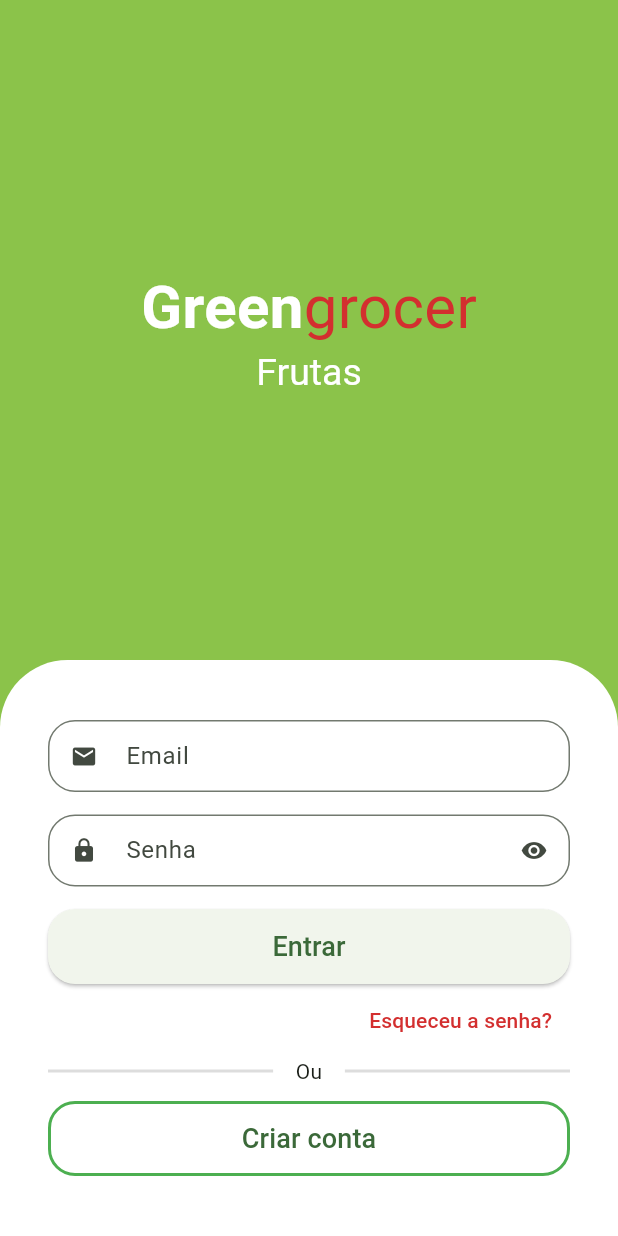
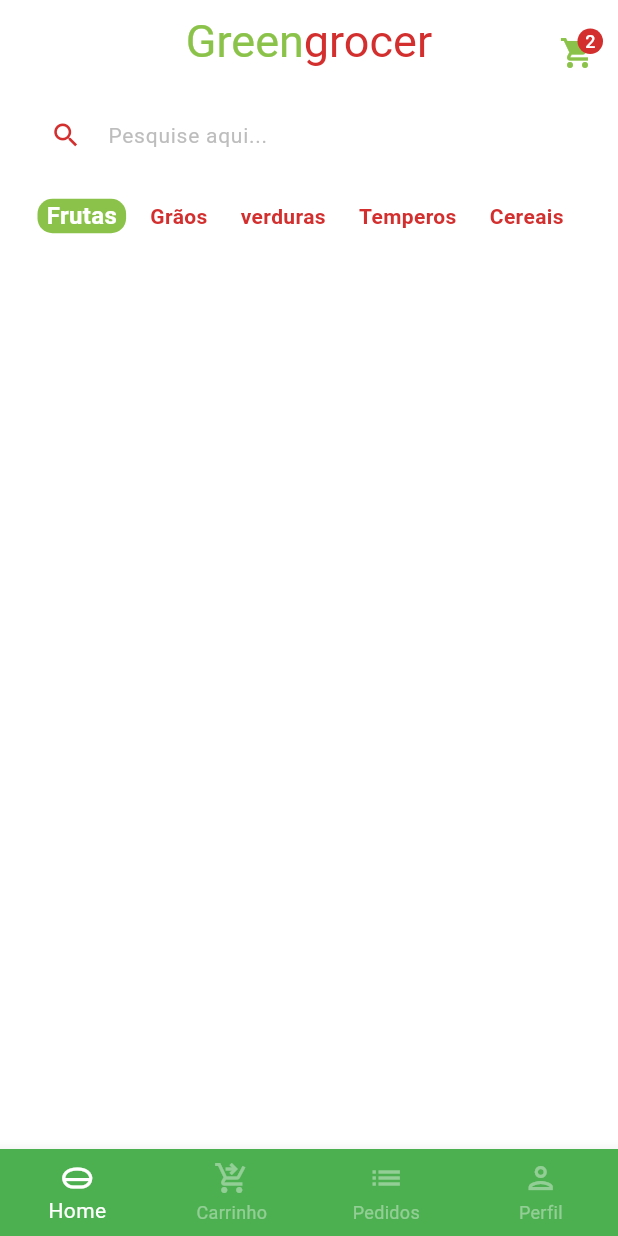
Before and after one commit to juriaCardozo/greengrocer-getx, a Flutter app: the screen it shows after launch, after a tap on "Entrar", on a phone screen of 412 x 824 dp. Run offline on Flutter 3.47's test engine with Material 2 defaults, Android fonts, the phone set to English and light mode, and no system bars; drawn by our look-alikes of animated_text_kit; our stand-ins replace mask_text_input_formatter.

Commit message:
organizando projeto e criação de mock

```diff
--- a/lib/main.dart
+++ b/lib/main.dart
@@ -1,5 +1,5 @@
 import 'package:flutter/material.dart';
-import 'package:greengrocer/src/auth/sign_in_screen.dart';
+import 'package:greengrocer/src/pages/auth/sign_in_screen.dart';
 
 void main() {
   runApp(const MyApp());
@@ -15,6 +15,7 @@ class MyApp extends StatelessWidget {
       title: 'Flutter Demo',
       theme: ThemeData(
         colorScheme: ColorScheme.fromSeed(seedColor: Colors.green),
+        scaffoldBackgroundColor: Colors.white.withAlpha(190),
         useMaterial3: true,
       ),
       home: const SignInScreen(),
--- a/lib/src/auth/sign_in_screen.dart
+++ b/lib/src/pages/auth/sign_in_screen.dart
@@ -1,7 +1,8 @@
 import 'package:animated_text_kit/animated_text_kit.dart';
 import 'package:flutter/material.dart';
-import 'package:greengrocer/src/auth/components/custom_text_field.dart';
-import 'package:greengrocer/src/auth/sign_up_screen.dart';
+import 'package:greengrocer/src/pages/auth/components/custom_text_field.dart';
+import 'package:greengrocer/src/pages/auth/sign_up_screen.dart';
+import 'package:greengrocer/src/pages/base/base_screen.dart';
 import 'package:greengrocer/src/config/custom_colors.dart';
 
 class SignInScreen extends StatelessWidget {
@@ -96,7 +97,7 @@ class SignInScreen extends StatelessWidget {
                       label: 'Senha',
                       isSecret: true,
                     ),
-                    // Botão Entra
+                    // Botão Entrar
                     SizedBox(
                       height: 50,
                       child: ElevatedButton(
@@ -105,7 +106,13 @@ class SignInScreen extends StatelessWidget {
                             borderRadius: BorderRadius.circular(18),
                           ),
                         ),
-                        onPressed: () {},
+                        onPressed: () {
+                          Navigator.of(context).pushReplacement(
+                            MaterialPageRoute(builder: (context) {
+                              return const BaseScreen();
+                            }),
+                          );
+                        },
                         child: const Text(
                           'Entrar',
                           style: TextStyle(
--- a/lib/src/auth/sign_up_screen.dart
+++ b/lib/src/pages/auth/sign_up_screen.dart
@@ -1,5 +1,5 @@
 import 'package:flutter/material.dart';
-import 'package:greengrocer/src/auth/components/custom_text_field.dart';
+import 'package:greengrocer/src/pages/auth/components/custom_text_field.dart';
 import 'package:greengrocer/src/config/custom_colors.dart';
 import 'package:mask_text_input_formatter/mask_text_input_formatter.dart';
 
@@ -118,7 +118,7 @@ class SignUpScreen extends StatelessWidget {
                       onPressed: () {
                         Navigator.of(context).pop();
                       },
-                      icon: Icon(
+                      icon: const Icon(
                         Icons.arrow_back_ios,
                         color: Colors.white,
                       ),
--- /dev/null
+++ b/lib/src/pages/base/base_screen.dart
@@ -0,0 +1,75 @@
+import 'package:flutter/material.dart';
+import 'package:greengrocer/src/pages/home/home_tab.dart';
+
+class BaseScreen extends StatefulWidget {
+  const BaseScreen({super.key});
+
+  @override
+  State<BaseScreen> createState() => _BaseScreenState();
+}
+
+class _BaseScreenState extends State<BaseScreen> {
+  int currentIndex = 0;
+  final pageController = PageController();
+
+  @override
+  Widget build(BuildContext context) {
+    return Scaffold(
+      body: PageView(
+        physics: const NeverScrollableScrollPhysics(),
+        controller: pageController,
+        children: [
+          HomeTab(),
+          Container(
+            color: Colors.red,
+          ),
+          Container(
+            color: Colors.blue,
+          ),
+          Container(
+            color: Colors.purple,
+          ),
+        ],
+      ),
+      bottomNavigationBar: BottomNavigationBar(
+        currentIndex: currentIndex,
+        onTap: (index) {
+          setState(() {
+            currentIndex = index;
+            pageController.jumpToPage(index);
+          });
+        },
+        type: BottomNavigationBarType.fixed,
+        backgroundColor: Colors.green,
+        selectedItemColor: Colors.white,
+        unselectedItemColor: Colors.white.withAlpha(100),
+        items: const [
+          BottomNavigationBarItem(
+            icon: Icon(
+              Icons.home_mini_outlined,
+            ),
+            label: 'Home',
+          ),
+          BottomNavigationBarItem(
+            icon: Icon(
+              Icons.shopping_cart_checkout_outlined,
+            ),
+            label: 'Carrinho',
+          ),
+          BottomNavigationBarItem(
+            icon: Icon(
+              Icons.list,
+            ),
+            label: 'Pedidos',
+          ),
+          BottomNavigationBarItem(
+            icon: Icon(
+              Icons.person_outlined,
+            ),
+            label: 'Perfil',
+          ),
+        ],
+      ),
+    );
+  }
+}
--- /dev/null
+++ b/lib/src/pages/home/components/category_tile.dart
@@ -0,0 +1,41 @@
+import 'package:flutter/material.dart';
+import 'package:greengrocer/src/config/custom_colors.dart';
+
+class CategoryTile extends StatelessWidget {
+  final String category;
+  final bool isSelected;
+  final VoidCallback onPressed;
+  const CategoryTile(
+      {super.key,
+      required this.category,
+      required this.isSelected,
+      required this.onPressed});
+
+  @override
+  Widget build(BuildContext context) {
+    return GestureDetector(
+      onTap: () {},
+      child: Align(
+        alignment: Alignment.center,
+        child: Container(
+          padding: EdgeInsets.symmetric(horizontal: 6),
+          decoration: BoxDecoration(
+            borderRadius: BorderRadius.circular(10),
+            color: isSelected
+                ? CustomColors.customSwatchColor
+                : Colors.transparent,
+          ),
+          child: Text(
+            category,
+            style: TextStyle(
+              color:
+                  isSelected ? Colors.white : CustomColors.customContrastColor,
+              fontSize: isSelected ? 16 : 14,
+              fontWeight: FontWeight.bold,
+            ),
+          ),
+        ),
+      ),
+    );
+  }
+}
--- /dev/null
+++ b/lib/src/pages/home/home_tab.dart
@@ -0,0 +1,129 @@
+// ignore_for_file: must_be_immutable
+
+import 'package:flutter/material.dart';
+import 'package:greengrocer/src/config/custom_colors.dart';
+import 'package:greengrocer/src/pages/home/components/category_tile.dart';
+import 'package:greengrocer/src/models/app_data.dart' as app_data;
+
+class HomeTab extends StatefulWidget {
+  const HomeTab({super.key});
+
+  @override
+  State<HomeTab> createState() => _HomeTabState();
+}
+
+class _HomeTabState extends State<HomeTab> {
+  String selectedCategory = 'Frutas';
+
+  @override
+  Widget build(BuildContext context) {
+    return Scaffold(
+      //App bar
+      appBar: AppBar(
+        backgroundColor: Colors.transparent,
+        elevation: 0,
+        centerTitle: true,
+        title: Text.rich(
+          TextSpan(
+            style: TextStyle(fontSize: 30),
+            children: [
+              TextSpan(
+                text: 'Green',
+                style: TextStyle(color: CustomColors.customSwatchColor),
+              ),
+              TextSpan(
+                text: 'grocer',
+                style: TextStyle(color: CustomColors.customContrastColor),
+              ),
+            ],
+          ),
+        ),
+        actions: [
+          Padding(
+            padding: const EdgeInsets.only(top: 15, right: 15),
+            child: GestureDetector(
+              onTap: () {},
+              child: Badge(
+                backgroundColor: CustomColors.customContrastColor,
+                label: Text(
+                  '2',
+                  style: TextStyle(
+                    color: Colors.white,
+                    fontSize: 12,
+                  ),
+                ),
+                child: Icon(
+                  Icons.shopping_cart,
+                  color: CustomColors.customSwatchColor,
+                ),
+              ),
+            ),
+          ),
+        ],
+      ),
+
+      body: Column(
+        children: [
+          // Campo de pesquisa
+          Padding(
+            padding: const EdgeInsets.symmetric(
+              horizontal: 20,
+              vertical: 10,
+            ),
+            child: TextFormField(
+              decoration: InputDecoration(
+                isDense: true,
+                hintText: 'Pesquise aqui...',
+                hintStyle: TextStyle(
+                  color: Colors.grey.shade400,
+                  fontSize: 14,
+                ),
+                prefixIcon: Icon(
+                  Icons.search,
+                  color: CustomColors.customContrastColor,
+                  size: 21,
+                ),
+                filled: true,
+                fillColor: Colors.white,
+                border: OutlineInputBorder(
+                  borderRadius: BorderRadius.circular(60),
+                  borderSide: BorderSide(
+                    width: 0,
+                    style: BorderStyle.none,
+                  ),
+                ),
+              ),
+            ),
+          ),
+
+          // Categorias
+          Container(
+            padding: EdgeInsets.only(left: 25),
+            height: 40,
+            child: ListView.separated(
+              scrollDirection: Axis.horizontal,
+              itemBuilder: (_, index) {
+                return CategoryTile(
+                  onPressed: () {
+                    setState(() {
+                      selectedCategory = app_data.categories[index];
+                    });
+                  },
+                  category: app_data.categories[index],
+                  isSelected: app_data.categories[index] == selectedCategory,
+                );
+              },
+              separatorBuilder: (_, index) {
+                return SizedBox(
+                  width: 10,
+                );
+              },
+              itemCount: app_data.categories.length,
+            ),
+          ),
+          // Grid
+        ],
+      ),
+    );
+  }
+}
--- a/pubspec.yaml
+++ b/pubspec.yaml
@@ -61,8 +61,8 @@ flutter:
   uses-material-design: true
 
   # To add assets to your application, add an assets section, like this:
-  # assets:
-  #   - images/a_dot_burr.jpeg
+  assets:
+    - assets/fruits
   #   - images/a_dot_ham.jpeg
 
   # An image asset can refer to one or more resolution-specific "variants", see
```
Also changed, not shown: lib/src/models/app_data.dart (added, +73 -0 lines), lib/src/models/item_model.dart (added, +15 -0 lines), assets/fruits/apple.png (added), assets/fruits/grape.png (added), assets/fruits/guava.png (added), assets/fruits/kiwi.png (added), assets/fruits/mango.png (added), assets/fruits/papaya.png (added), lib/src/pages/auth/components/custom_text_field.dart (renamed from lib/src/auth/components/custom_text_field.dart).
